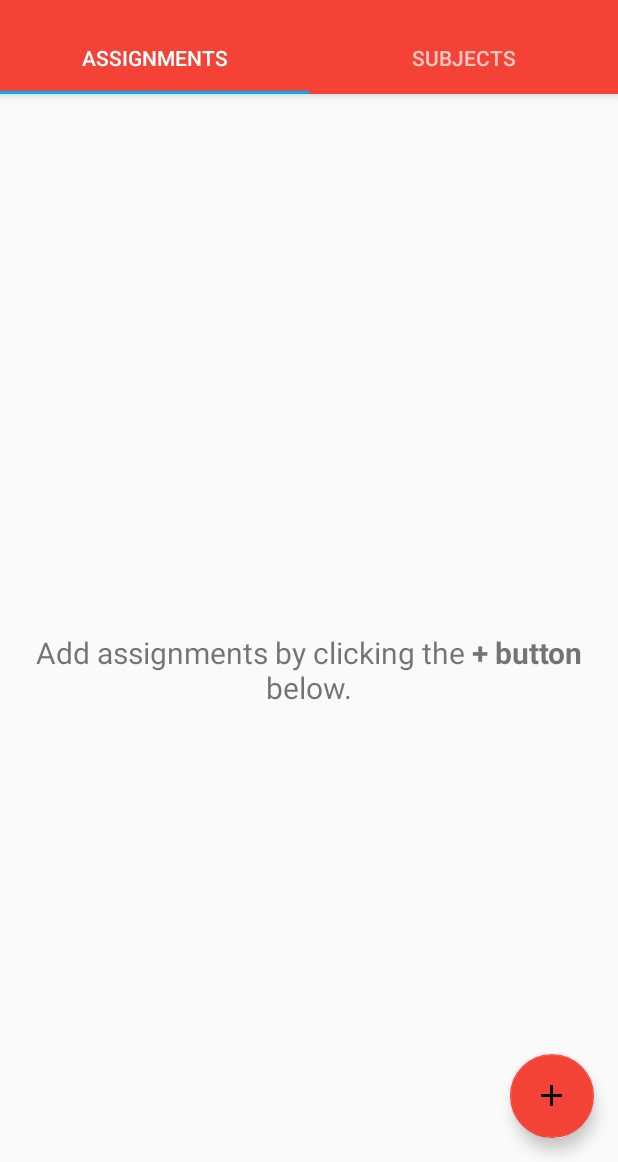
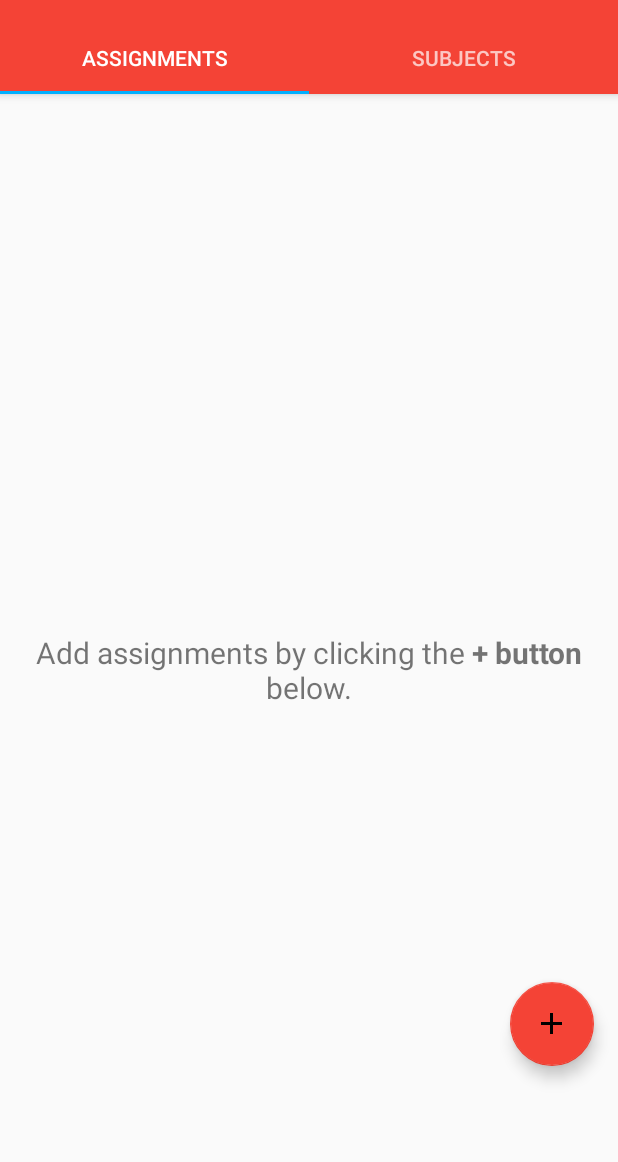
Before and after one commit to Bluejet1179/HomeworkPlannerApp, an Android app: the screen it shows after launch (MainActivityTabs), on a phone screen of 412 x 824 dp, the part 74-1236 px from its top. Run offline under Robolectric (Android 15) with nearby library versions, the phone set to English and light mode, and no system bars; our stand-ins replace AdMob.

Commit message:
changed classes layout made developer account connected to firebase added admob banner to bottom

```diff
--- a/app/src/main/java/com/rflora/homeworkplannerapp/Base/MainActivityTabs.java
+++ b/app/src/main/java/com/rflora/homeworkplannerapp/Base/MainActivityTabs.java
@@ -8,6 +8,7 @@ import android.support.design.widget.TabLayout;
 import android.support.v4.app.Fragment;
 import android.support.v7.app.AppCompatActivity;
 import android.support.v7.widget.Toolbar;
+import android.util.Log;
 import android.view.LayoutInflater;
 import android.view.Menu;
 import android.view.MenuItem;
@@ -15,6 +16,11 @@ import android.view.View;
 import android.view.ViewGroup;
 import android.widget.TextView;
 
+import com.google.android.gms.ads.AdRequest;
+import com.google.android.gms.ads.AdView;
+import com.google.android.gms.ads.MobileAds;
+import com.google.firebase.analytics.FirebaseAnalytics;
+import com.google.firebase.crash.FirebaseCrash;
 import com.rflora.homeworkplannerapp.Assignments.AddAssignmentActivity;
 import com.rflora.homeworkplannerapp.Assignments.Assignment;
 import com.rflora.homeworkplannerapp.Assignments.AssignmentDatabaseHandler;
@@ -28,6 +34,8 @@ public class MainActivityTabs extends AppCompatActivity {
     private CustomViewPager mViewPager;
     private Activity mActivity = this;
     private FloatingActionButton mActionButton;
+    private AdView mAdView;
+    private FirebaseAnalytics mFirebaseAnalytics;
 
 
     @Override
@@ -47,8 +55,12 @@ public class MainActivityTabs extends AppCompatActivity {
         mViewPager.setPagingEnabled(false);
         mActionButton = (FloatingActionButton) findViewById(R.id.fab);
 
-
-
+        mFirebaseAnalytics = FirebaseAnalytics.getInstance(this);
+        MobileAds.initialize(this,"ca-app-pub-5488885107013405/1612346992");
+        mAdView = (AdView) findViewById(R.id.bottom_adview);
+        AdRequest adRequest = new AdRequest.Builder().build();
+        mAdView.loadAd(adRequest);
+        //TODO:Change app unit id to one from admob
 
 
 
@@ -92,12 +104,10 @@ public class MainActivityTabs extends AppCompatActivity {
 
             //noinspection SimplifiableIfStatement
             if (id == R.id.action_settings) {
-                //TODO:Refine subjects interface
                 //TODO:Add dialog for subjects
                 //TODO:Get notification preferences stored in database
                 //TODO:Change the subject field in assignment builder to have a dropdown list of subject names
                 //TODO:Add settings screen with nightly hw reminders and in app purchase to remove ads
-                //TODO:Set up an admob account and add a smart banner on the bottom of the app
                 //TODO:Get the in app purchasing working
                 //TODO:Get notifications working(execute at end time and give yes and no option to open the add assignment activity)
                 //TODO:Icon and app store page
--- a/app/src/main/res/layout/activity_main_tabs.xml
+++ b/app/src/main/res/layout/activity_main_tabs.xml
@@ -43,9 +43,22 @@
         android:layout_width="wrap_content"
         android:layout_height="wrap_content"
         android:layout_gravity="end|bottom"
-        android:layout_margin="@dimen/fab_margin"
+        android:layout_marginBottom="64dp"
+        android:layout_marginRight="16dp"
         app:backgroundTint="@color/colorPrimary"
         app:fabSize="normal"
         app:srcCompat="@drawable/ic_add_black_24dp"/>
 
+    <com.google.android.gms.ads.AdView
+        xmlns:ads="http://schemas.android.com/apk/res-auto"
+        android:id="@+id/bottom_adview"
+        android:layout_width="match_parent"
+        android:layout_height="wrap_content"
+        android:layout_alignParentBottom="true"
+        android:layout_centerHorizontal="true"
+        android:layout_gravity="bottom"
+        ads:adSize="SMART_BANNER"
+        ads:adUnitId="ca-app-pub-3940256099942544/6300978111">
+    </com.google.android.gms.ads.AdView>
+
 </android.support.design.widget.CoordinatorLayout>
--- a/build.gradle
+++ b/build.gradle
@@ -9,12 +9,16 @@ buildscript {
 
         // NOTE: Do not place your application dependencies here; they belong
         // in the individual module build.gradle files
+        classpath 'com.google.gms:google-services:3.0.0'
     }
 }
 
 allprojects {
     repositories {
         jcenter()
+        maven {
+            url "https://maven.google.com"
+        }
     }
 }
 
```
Also changed, not shown: app/build.gradle (+9 -1 lines), app/src/main/java/com/rflora/homeworkplannerapp/Assignments/AddAssignmentActivity.java (+7 -0 lines), app/src/main/res/layout/subject_row.xml (+12 -2 lines).
